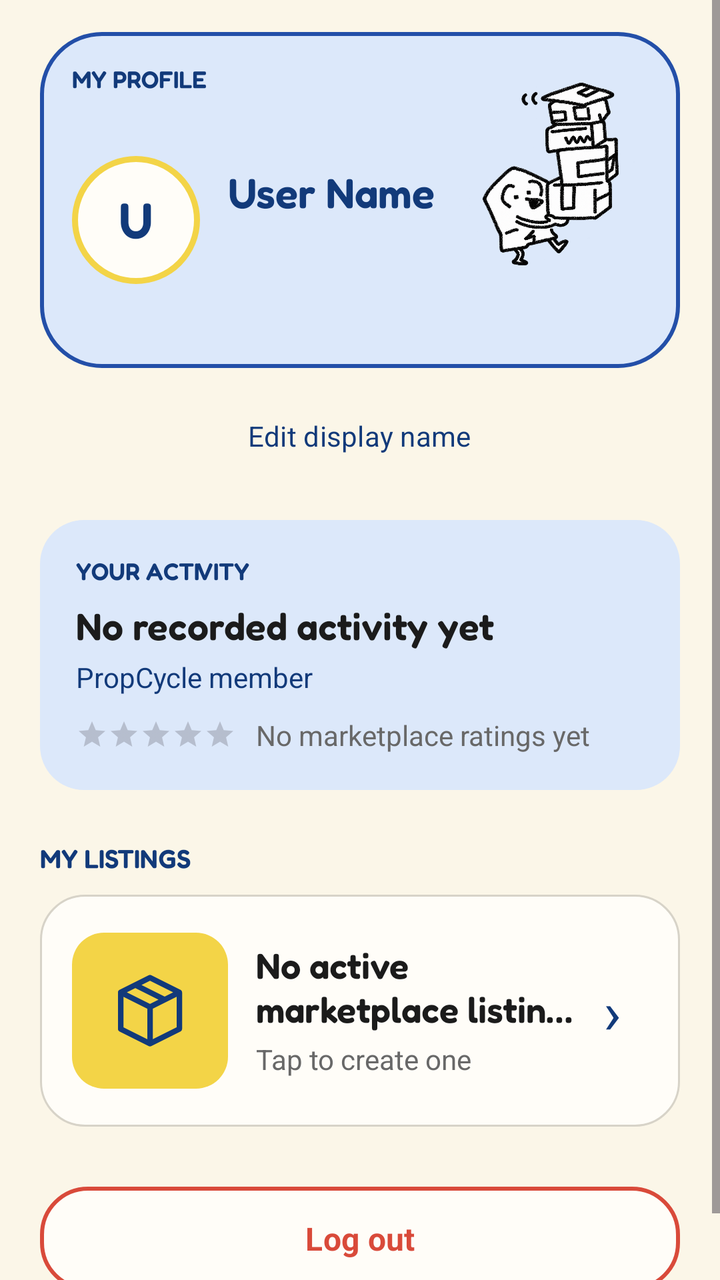
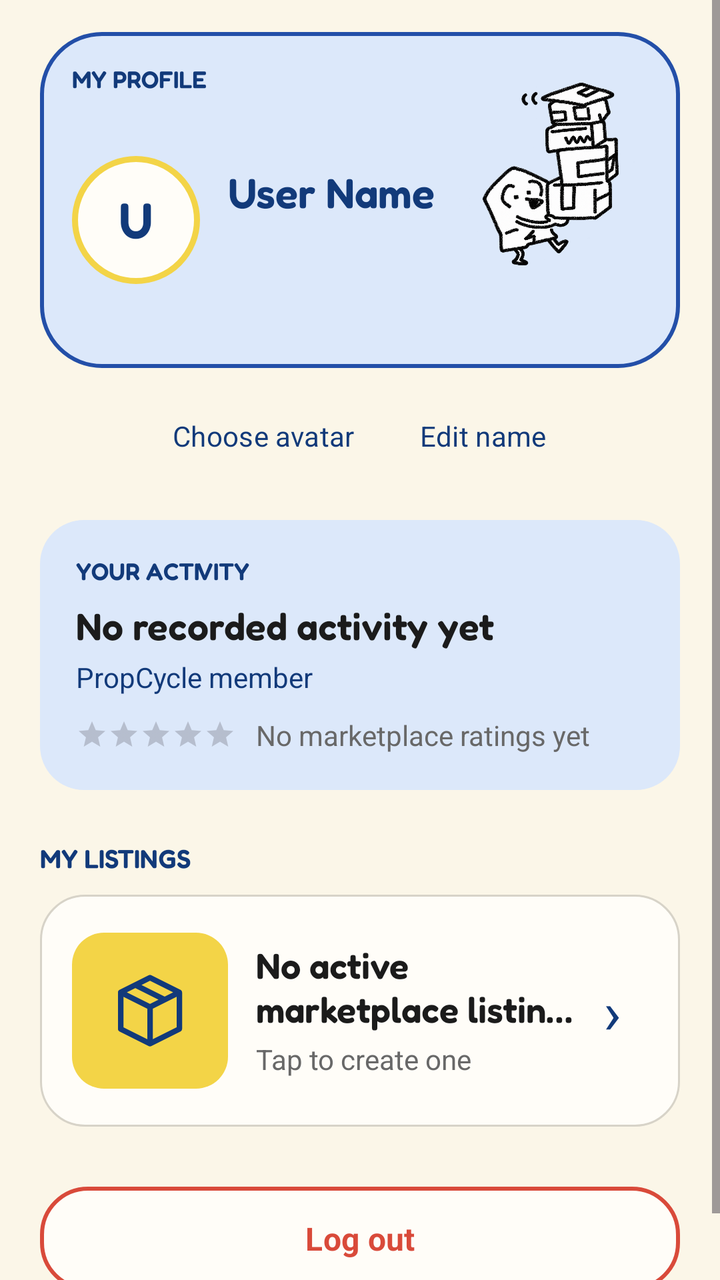

The first picture is an Android layout as it rendered before a commit; the second is the same layout after the commit. The layout source and the unified diff follow.
<!-- AndroidManifest.xml: application theme Theme.PropCycle -->
<!-- res/layout/fragment_profile.xml -->
<?xml version="1.0" encoding="utf-8"?>
<ScrollView xmlns:android="http://schemas.android.com/apk/res/android"
    xmlns:app="http://schemas.android.com/apk/res-auto"
    android:layout_width="match_parent"
    android:layout_height="match_parent"
    android:background="@color/pc_brand_warm_cream"
    android:clipToPadding="false"
    android:fillViewport="true">

    <LinearLayout
        android:layout_width="match_parent"
        android:layout_height="wrap_content"
        android:orientation="vertical"
        android:paddingStart="20dp"
        android:paddingTop="16dp"
        android:paddingEnd="20dp"
        android:paddingBottom="30dp">

        <FrameLayout
            android:layout_width="match_parent"
            android:layout_height="168dp"
            android:background="@drawable/bg_profile_header"
            android:padding="16dp">

            <TextView
                android:id="@+id/profile_header_label"
                android:layout_width="wrap_content"
                android:layout_height="wrap_content"
                android:fontFamily="@font/fredoka_semibold"
                android:text="MY PROFILE"
                android:textColor="@color/pc_brand_deep_blue"
                android:textSize="12sp" />

            <ImageView
                android:layout_width="100dp"
                android:layout_height="108dp"
                android:layout_gravity="end|top"
                android:layout_marginTop="2dp"
                android:contentDescription="@null"
                android:src="@drawable/pc_sticker_profile_boxes" />

            <TextView
                android:id="@+id/profile_avatar_initial"
                android:layout_width="64dp"
                android:layout_height="64dp"
                android:layout_gravity="start|top"
                android:layout_marginTop="46dp"
                android:background="@drawable/bg_profile_avatar"
                android:contentDescription="User profile picture"
                android:fontFamily="@font/fredoka_semibold"
                android:gravity="center"
                android:text="U"
                android:textColor="@color/pc_brand_deep_blue"
                android:textSize="25sp" />

            <LinearLayout
                android:layout_width="match_parent"
                android:layout_height="wrap_content"
                android:layout_gravity="start|top"
                android:layout_marginStart="78dp"
                android:layout_marginTop="51dp"
                android:layout_marginEnd="96dp"
                android:orientation="vertical">

                <TextView
                    android:id="@+id/profile_name"
                    android:layout_width="match_parent"
                    android:layout_height="wrap_content"
                    android:ellipsize="end"
                    android:fontFamily="@font/fredoka_semibold"
                    android:maxLines="1"
                    android:text="User Name"
                    android:textColor="@color/pc_brand_deep_blue"
                    android:textSize="21sp" />

                <TextView
                    android:id="@+id/profile_email"
                    android:layout_width="match_parent"
                    android:layout_height="wrap_content"
                    android:layout_marginTop="3dp"
                    android:ellipsize="end"
                    android:maxLines="1"
                    android:textColor="@color/pc_brand_text_secondary"
                    android:textSize="14sp"
                    android:autoSizeTextType="uniform"
                    android:autoSizeMinTextSize="10sp"
                    android:autoSizeMaxTextSize="14sp"
                    android:autoSizeStepGranularity="1sp" />
            </LinearLayout>
        </FrameLayout>

        <com.google.android.material.button.MaterialButton
            android:id="@+id/profile_edit_action"
            style="@style/Widget.Material3.Button.TextButton"
            android:layout_width="wrap_content"
            android:layout_height="48dp"
            android:layout_gravity="center_horizontal"
            android:layout_marginTop="10dp"
            android:background="@drawable/bg_profile_edit"
            android:paddingStart="18dp"
            android:paddingEnd="18dp"
            android:text="Edit display name"
            android:textColor="@color/pc_brand_deep_blue" />

        <LinearLayout
            android:layout_width="match_parent"
            android:layout_height="wrap_content"
            android:layout_marginTop="18dp"
            android:background="@drawable/bg_profile_summary"
            android:orientation="vertical"
            android:padding="18dp">

            <TextView
                android:id="@+id/profile_activity_label"
                android:layout_width="wrap_content"
                android:layout_height="wrap_content"
                android:fontFamily="@font/fredoka_semibold"
                android:text="YOUR ACTIVITY"
                android:textColor="@color/pc_brand_deep_blue"
                android:textSize="12sp" />

            <TextView
                android:id="@+id/profile_activity_summary"
                android:layout_width="match_parent"
                android:layout_height="wrap_content"
                android:layout_marginTop="8dp"
                android:fontFamily="@font/fredoka_semibold"
                android:text="No recorded activity yet"
                android:textColor="@color/pc_brand_text_primary"
                android:textSize="19sp" />

            <TextView
                android:id="@+id/profile_member_summary"
                android:layout_width="match_parent"
                android:layout_height="wrap_content"
                android:layout_marginTop="4dp"
                android:text="PropCycle member"
                android:textColor="@color/pc_brand_deep_blue"
                android:textSize="14sp" />

            <LinearLayout
                android:id="@+id/profile_rating_row"
                android:layout_width="match_parent"
                android:layout_height="wrap_content"
                android:layout_marginTop="10dp"
                android:gravity="center_vertical"
                android:orientation="horizontal">

                <RatingBar
                    android:id="@+id/profile_rating_bar"
                    style="?android:attr/ratingBarStyleSmall"
                    android:layout_width="wrap_content"
                    android:layout_height="wrap_content"
                    android:isIndicator="true"
                    android:numStars="5"
                    android:rating="0"
                    android:stepSize="0.1" />

                <TextView
                    android:id="@+id/profile_rating_summary"
                    android:layout_width="0dp"
                    android:layout_height="wrap_content"
                    android:layout_marginStart="10dp"
                    android:layout_weight="1"
                    android:text="No marketplace ratings yet"
                    android:textColor="@color/pc_brand_text_secondary"
                    android:textSize="14sp" />
            </LinearLayout>
        </LinearLayout>

        <TextView
            android:id="@+id/profile_listings_label"
            android:layout_width="match_parent"
            android:layout_height="wrap_content"
            android:layout_marginTop="26dp"
            android:fontFamily="@font/fredoka_semibold"
            android:text="MY LISTINGS"
            android:textColor="@color/pc_brand_deep_blue"
            android:textSize="13sp" />

        <LinearLayout
            android:id="@+id/item_card"
            android:layout_width="match_parent"
            android:layout_height="116dp"
            android:layout_marginTop="10dp"
            android:background="@drawable/bg_profile_listing"
            android:clickable="true"
            android:contentDescription="Open my active marketplace listing"
            android:focusable="true"
            android:foreground="?attr/selectableItemBackground"
            android:gravity="center_vertical"
            android:orientation="horizontal"
            android:padding="16dp">

            <ImageView
                android:layout_width="78dp"
                android:layout_height="78dp"
                android:background="@drawable/bg_profile_listing_icon"
                android:contentDescription="@null"
                android:padding="17dp"
                android:src="@drawable/ic_material_box"
                app:tint="@color/pc_brand_deep_blue" />

            <LinearLayout
                android:layout_width="0dp"
                android:layout_height="wrap_content"
                android:layout_marginStart="14dp"
                android:layout_weight="1"
                android:orientation="vertical">

                <TextView
                    android:id="@+id/profile_listing_title"
                    android:layout_width="match_parent"
                    android:layout_height="wrap_content"
                    android:ellipsize="end"
                    android:fontFamily="@font/fredoka_semibold"
                    android:maxLines="2"
                    android:text="No active marketplace listings"
                    android:textColor="@color/pc_brand_text_primary"
                    android:textSize="18sp" />

                <TextView
                    android:id="@+id/profile_listing_meta"
                    android:layout_width="match_parent"
                    android:layout_height="wrap_content"
                    android:layout_marginTop="4dp"
                    android:maxLines="2"
                    android:text="Tap to create one"
                    android:textColor="@color/pc_brand_text_secondary"
                    android:textSize="14sp" />
            </LinearLayout>

            <TextView
                android:layout_width="36dp"
                android:layout_height="48dp"
                android:gravity="center"
                android:text="›"
                android:textColor="@color/pc_brand_deep_blue"
                android:textSize="30sp" />
        </LinearLayout>

        <com.google.android.material.button.MaterialButton
            android:id="@+id/logout_action"
            android:layout_width="match_parent"
            android:layout_height="52dp"
            android:layout_marginTop="30dp"
            android:insetTop="0dp"
            android:insetBottom="0dp"
            android:text="@string/profile_logout"
            android:textAllCaps="false"
            android:textColor="@color/pc_brand_accent_red"
            android:textSize="16sp"
            android:textStyle="bold"
            app:backgroundTint="@color/pc_brand_surface"
            app:cornerRadius="24dp"
            app:strokeColor="@color/pc_brand_accent_red"
            app:strokeWidth="2dp" />
    </LinearLayout>
</ScrollView>
<!-- resources referenced by this layout -->
<resources>
  <color name="pc_brand_accent_red">#D94A3A</color>
  <color name="pc_brand_deep_blue">#123A7A</color>
  <color name="pc_brand_surface">#FFFDF8</color>
  <color name="pc_brand_text_primary">#1B1B1B</color>
  <color name="pc_brand_text_secondary">#686868</color>
  <color name="pc_brand_warm_cream">#FBF6E8</color>
  <!-- drawable bg_profile_avatar (drawable) -->
  <?xml version="1.0" encoding="utf-8"?>
  <shape xmlns:android="http://schemas.android.com/apk/res/android" android:shape="oval">
      <solid android:color="@color/pc_brand_surface" />
      <stroke android:width="3dp" android:color="@color/pc_brand_accent_yellow" />
  </shape>
  <!-- drawable bg_profile_edit (drawable) -->
  <?xml version="1.0" encoding="utf-8"?>
  <shape xmlns:android="http://schemas.android.com/apk/res/android">
      <corners android:radius="22dp" />
      <solid android:color="@color/pc_brand_surface" />
      <stroke android:width="2dp" android:color="@color/pc_brand_primary_blue" />
  </shape>
  <!-- drawable bg_profile_header (drawable) -->
  <?xml version="1.0" encoding="utf-8"?>
  <shape xmlns:android="http://schemas.android.com/apk/res/android">
      <corners android:radius="30dp" />
      <solid android:color="@color/pc_brand_soft_blue" />
      <stroke
          android:width="2dp"
          android:color="@color/pc_brand_primary_blue" />
  </shape>
  <!-- drawable bg_profile_listing (drawable) -->
  <?xml version="1.0" encoding="utf-8"?>
  <shape xmlns:android="http://schemas.android.com/apk/res/android">
      <corners android:radius="22dp" />
      <solid android:color="@color/pc_brand_surface" />
      <stroke android:width="1dp" android:color="@color/pc_brand_outline" />
  </shape>
  <!-- drawable bg_profile_listing_icon (drawable) -->
  <?xml version="1.0" encoding="utf-8"?>
  <shape xmlns:android="http://schemas.android.com/apk/res/android">
      <corners android:radius="16dp" />
      <solid android:color="@color/pc_brand_accent_yellow" />
  </shape>
  <!-- drawable bg_profile_summary (drawable) -->
  <?xml version="1.0" encoding="utf-8"?>
  <shape xmlns:android="http://schemas.android.com/apk/res/android">
      <corners android:radius="22dp" />
      <solid android:color="@color/pc_brand_soft_blue" />
  </shape>
  <!-- drawable ic_material_box (drawable) -->
  <?xml version="1.0" encoding="utf-8"?>
  <vector xmlns:android="http://schemas.android.com/apk/res/android"
      android:width="64dp"
      android:height="64dp"
      android:viewportWidth="24"
      android:viewportHeight="24">
      <path
          android:fillColor="@color/pc_transparent"
          android:pathData="M4,7 L12,3 L20,7 L20,17 L12,21 L4,17 Z M4,7 L12,11 L20,7 M12,11 L12,21 M8,5 L16,9"
          android:strokeColor="@color/pc_brand_deep_blue"
          android:strokeLineCap="round"
          android:strokeLineJoin="round"
          android:strokeWidth="1.5" />
  </vector>
  <string name="profile_logout">Log out</string>
  <color name="pc_brand_accent_yellow">#F3D447</color>
  <color name="pc_brand_primary_blue">#234FA8</color>
  <color name="pc_brand_soft_blue">#DCE8FA</color>
  <color name="pc_brand_outline">#D7D3C8</color>
  <color name="pc_transparent">#00000000</color>
  <color name="pc_primary">#1F5C42</color>
  <color name="pc_on_primary">#FFFFFF</color>
  <color name="pc_primary_container">#C3DDCB</color>
  <color name="pc_on_primary_container">#173F30</color>
  <color name="pc_accent">#D28A36</color>
  <color name="pc_on_accent">#2B1B08</color>
  <color name="pc_accent_container">#F8E3C8</color>
  <color name="pc_on_accent_container">#4B2C08</color>
  <color name="pc_text_primary">#18231E</color>
  <color name="pc_surface">#FFFFFF</color>
  <color name="pc_surface_container">#E2F0E6</color>
  <color name="pc_text_secondary">#526159</color>
  <color name="pc_outline">#5F7066</color>
  <color name="pc_error">#B3261E</color>
  <color name="pc_on_error">#FFFFFF</color>
  <color name="pc_background">#E6EBE1</color>
</resources>

<!-- the commit's change to res/layout/fragment_profile.xml (unified diff, before → after) -->
@@ -89,18 +89,39 @@
             </LinearLayout>
         </FrameLayout>
 
-        <com.google.android.material.button.MaterialButton
-            android:id="@+id/profile_edit_action"
-            style="@style/Widget.Material3.Button.TextButton"
+        <LinearLayout
             android:layout_width="wrap_content"
-            android:layout_height="48dp"
+            android:layout_height="wrap_content"
             android:layout_gravity="center_horizontal"
             android:layout_marginTop="10dp"
-            android:background="@drawable/bg_profile_edit"
-            android:paddingStart="18dp"
-            android:paddingEnd="18dp"
-            android:text="Edit display name"
-            android:textColor="@color/pc_brand_deep_blue" />
+            android:gravity="center"
+            android:orientation="horizontal">
+
+            <com.google.android.material.button.MaterialButton
+                android:id="@+id/profile_avatar_action"
+                style="@style/Widget.Material3.Button.TextButton"
+                android:layout_width="wrap_content"
+                android:layout_height="48dp"
+                android:background="@drawable/bg_profile_edit"
+                android:paddingStart="14dp"
+                android:paddingEnd="14dp"
+                android:text="Choose avatar"
+                android:textAllCaps="false"
+                android:textColor="@color/pc_brand_deep_blue" />
+
+            <com.google.android.material.button.MaterialButton
+                android:id="@+id/profile_edit_action"
+                style="@style/Widget.Material3.Button.TextButton"
+                android:layout_width="wrap_content"
+                android:layout_height="48dp"
+                android:layout_marginStart="8dp"
+                android:background="@drawable/bg_profile_edit"
+                android:paddingStart="14dp"
+                android:paddingEnd="14dp"
+                android:text="Edit name"
+                android:textAllCaps="false"
+                android:textColor="@color/pc_brand_deep_blue" />
+        </LinearLayout>
 
         <LinearLayout
             android:layout_width="match_parent"
